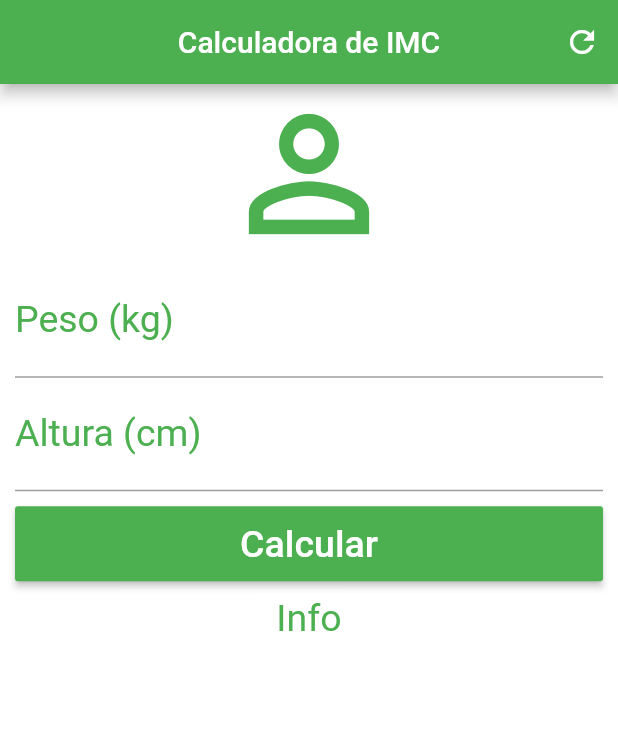
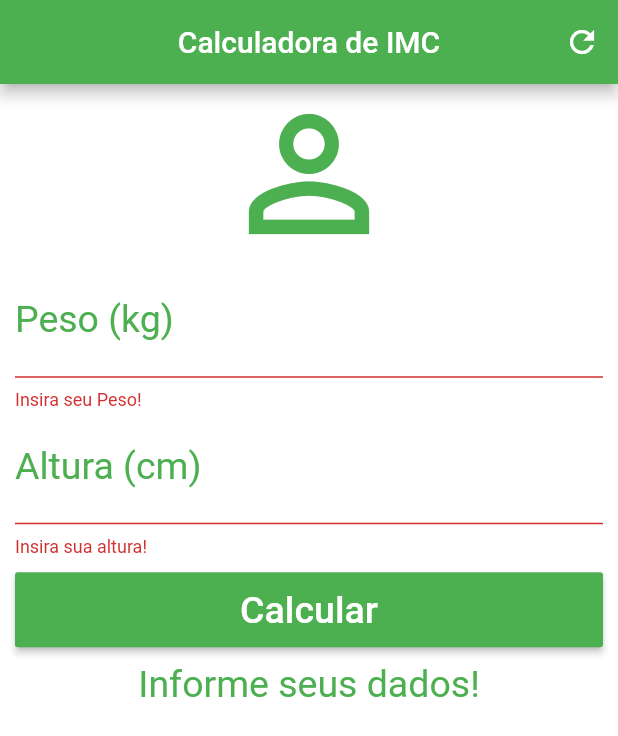
Before and after one commit to leonardovasconcelos/flutter_calculo_imc, a Flutter app: the screen it shows after launch, after a tap on "Calcular", on a phone screen of 412 x 824 dp. Shown: the top 736 px of the screen. Run offline on Flutter 3.47's test engine with Material 2 defaults, Android fonts, the phone set to English and light mode, and no system bars.

```diff
--- a/lib/main.dart
+++ b/lib/main.dart
@@ -13,6 +13,45 @@ class Home extends StatefulWidget {
 }
 
 class _HomeState extends State<Home> {
+  TextEditingController weightController = TextEditingController();
+  TextEditingController heightController = TextEditingController();
+
+  GlobalKey<FormState> _formKey = GlobalKey<FormState>();
+
+  String _infoText = "Informe seus dados!";
+
+  void _resetFields(){
+    weightController.text = "";
+    heightController.text = "";
+
+    setState(() {
+      _infoText = "Informe seus dados!";
+      _formKey = GlobalKey<FormState>(); //resolve o problema de erro quando clica no reset  e há uma mensagem de erro na tela
+    });
+  }
+
+  void _calculate(){
+    setState(() {
+      double weight = double.parse(weightController.text);
+      double height = double.parse(heightController.text)/100;
+      double imc = weight/(height*height);
+
+      if(imc<18.6){
+        _infoText = "Abaixo do Peso (${imc.toStringAsPrecision(4)})";
+      }else if (imc >=18.6 && imc <24.9){
+        _infoText = "Peso Ideal (${imc.toStringAsPrecision(4)})";
+      }else if (imc >=24.9 && imc < 29.9){
+        _infoText = "Levemente acima do Peso (${imc.toStringAsPrecision(4)})";
+      }else if (imc >=29.9 && imc < 34.9){
+        _infoText = "Obesidade Grau I (${imc.toStringAsPrecision(4)})";
+      }else if (imc >=34.9 && imc < 39.9){
+        _infoText = "Obesidade Grau II (${imc.toStringAsPrecision(4)})";
+      }else if (imc >=40){
+        _infoText = "Obesidade Grau III (${imc.toStringAsPrecision(4)})";
+      }
+    });
+  }
+
   @override
   Widget build(BuildContext context) {
     return Scaffold(
@@ -23,18 +62,21 @@ class _HomeState extends State<Home> {
         actions: <Widget>[
           IconButton(
             icon: Icon(Icons.refresh),
-            onPressed: () {},
+            onPressed: _resetFields,
           )
         ],
       ),
       backgroundColor: Colors.white,
-      body: SingleChildScrollView(//Para tirar o erro e a tela funcionar com o scroll
+      body: SingleChildScrollView(
+        //Para tirar o erro e a tela funcionar com o scroll
         padding: EdgeInsets.fromLTRB(10.0, 0.0, 10.0, 0.0),
+        child: Form(
+          key: _formKey,
           child: Column(
             crossAxisAlignment: CrossAxisAlignment.stretch,
             children: <Widget>[
               Icon(Icons.person_outline, size: 120.0, color: Colors.green),
-            TextField(
+              TextFormField(
                 keyboardType: TextInputType.number,
                 decoration: InputDecoration(
                   labelText: "Peso (kg)",
@@ -44,8 +86,14 @@ class _HomeState extends State<Home> {
                 ),
                 textAlign: TextAlign.center,
                 style: TextStyle(color: Colors.green, fontSize: 25.0),
+                controller: weightController,
+                validator: (value){
+                  if(value.isEmpty){
+                    return "Insira seu Peso!";
+                  }
+                },
               ),
-            TextField(
+              TextFormField(
                 keyboardType: TextInputType.number,
                 decoration: InputDecoration(
                   labelText: "Altura (cm)",
@@ -55,23 +103,37 @@ class _HomeState extends State<Home> {
                 ),
                 textAlign: TextAlign.center,
                 style: TextStyle(color: Colors.green, fontSize: 25.0),
+                controller: heightController,
+                validator: (value){
+                  if(value.isEmpty){
+                    return "Insira sua altura!";
+                  }
+                },
               ),
               Padding(
                 padding: EdgeInsets.only(top: 10.0, bottom: 10.0),
                 child: Container(
                   height: 50.0,
                   child: RaisedButton(
-                    onPressed: (){},
-                    child: Text("Calcular", style: TextStyle(color: Colors.white, fontSize: 25.0),),
-                    color: Colors.green
+                      onPressed: (){
+                        if(_formKey.currentState.validate()){
+                          _calculate();
+                        }
+                      },
+                      child: Text(
+                        "Calcular",
+                        style: TextStyle(color: Colors.white, fontSize: 25.0),
+                      ),
+                      color: Colors.green),
                 ),
               ),
-            ),
-            Text("Info",
+              Text(
+                _infoText,
                 textAlign: TextAlign.center,
-              style: TextStyle(color: Colors.green, fontSize:25.0),
+                style: TextStyle(color: Colors.green, fontSize: 25.0),
               ),
             ],
+          ),
         ),
       ),
     );
```
Lines whose indentation alone changed are shown as unchanged.
